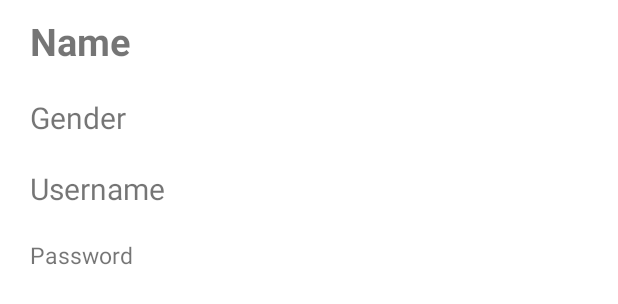
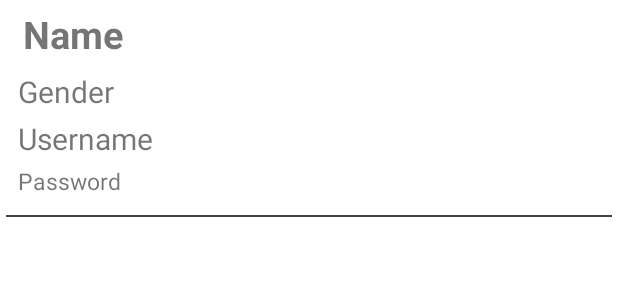
Before and after one commit to Inquisitor-16/MyCalc, an Android app: the layout user_db_list_view.xml on its own in the app's theme, with its tools: preview values and no code run, on a phone screen of 412 x 824 dp. Shown: the top 304 px of the screen. Run offline under Robolectric (Android 15) with nearby library versions, the phone set to English and light mode, and no system bars.

Commit message:
UI changes

```diff
--- a/app/src/main/res/layout/user_db_list_view.xml
+++ b/app/src/main/res/layout/user_db_list_view.xml
@@ -10,7 +10,7 @@
         android:layout_height="wrap_content"
         android:layout_marginLeft="10dp"
         android:textStyle="bold"
-        android:padding="10dp"
+        android:padding="5dp"
         android:text="Name"
         android:textSize="25sp" />
 
@@ -19,7 +19,7 @@
         android:layout_width="wrap_content"
         android:layout_height="wrap_content"
         android:layout_marginLeft="10dp"
-        android:padding="10dp"
+        android:padding="2dp"
         android:text="Gender"
         android:textSize="20sp" />
 
@@ -28,7 +28,7 @@
         android:layout_width="wrap_content"
         android:layout_height="wrap_content"
         android:layout_marginLeft="10dp"
-        android:padding="10dp"
+        android:padding="2dp"
         android:text="Username"
         android:textSize="20sp" />
 
@@ -37,9 +37,17 @@
         android:layout_width="wrap_content"
         android:layout_height="wrap_content"
         android:layout_marginLeft="10dp"
-        android:padding="10dp"
+        android:padding="2dp"
         android:text="Password"
         android:textSize="15sp" />
+    <View
+        android:layout_width="match_parent"
+        android:layout_height="1dp"
+        android:background="#434242"
+        android:layout_marginTop="10dp"
+        android:layout_marginRight="4dp"
+        android:layout_marginLeft="4dp"
+        />
 
 
 </LinearLayout>
```
Also changed, not shown: app/src/main/res/layout/user_info.xml (+9 -0 lines).
